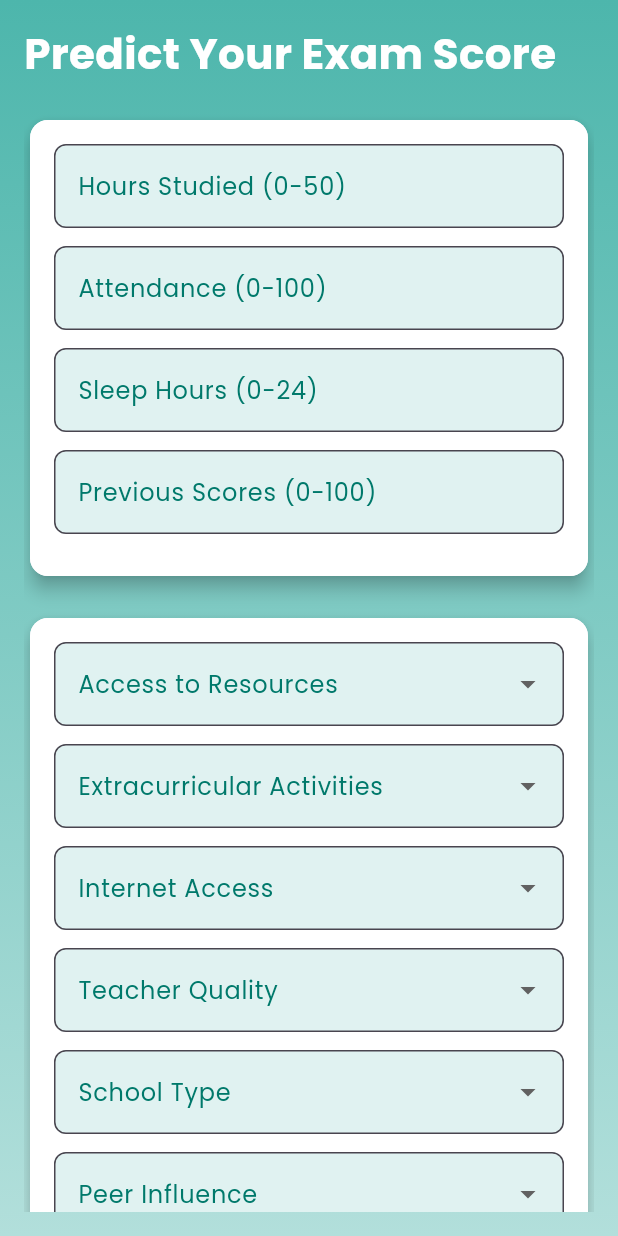
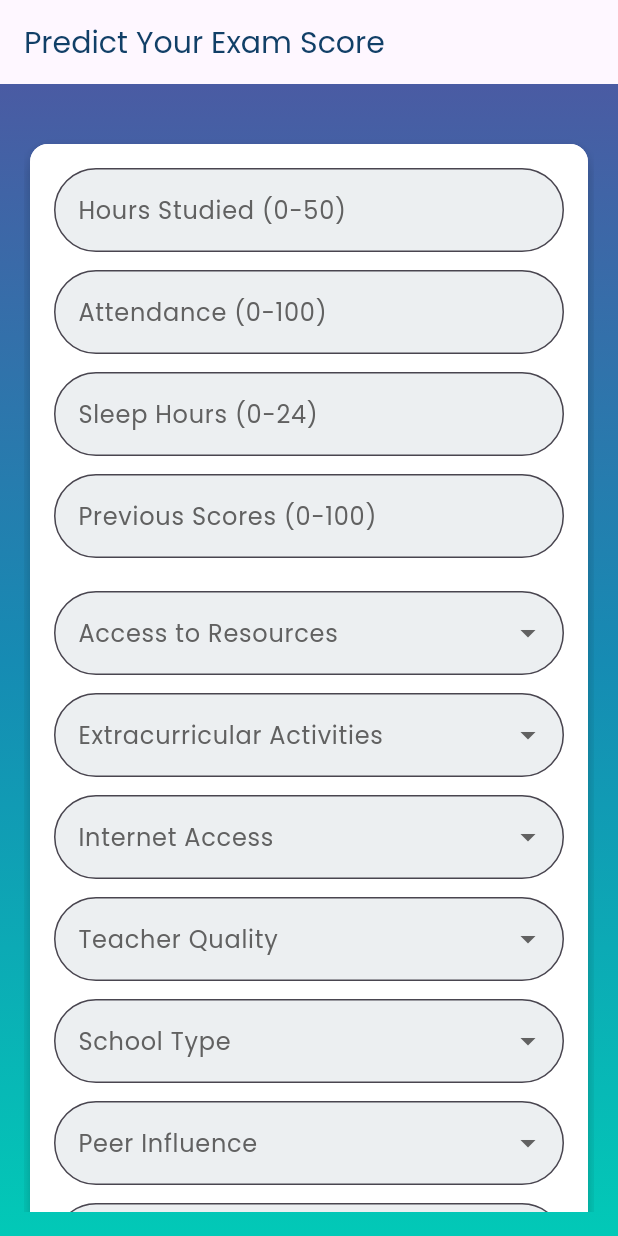
Before and after one commit to dianepretty/linear_regression_model, a Flutter app: the screen it shows after launch, on a phone screen of 412 x 824 dp. Run offline on Flutter 3.47's test engine with Material 3 defaults, Android fonts, the phone set to English and light mode, and no system bars; our stand-ins replace google_fonts.

```diff
--- /dev/null
+++ b/API/requirements.txt
@@ -0,0 +1,5 @@
+fastapi==0.115.0
+uvicorn==0.30.6
+pandas==2.2.2
+joblib==1.4.2
+pydantic==2.9.2
--- a/Frontend/lib/main.dart
+++ b/Frontend/lib/main.dart
@@ -14,12 +14,11 @@ class StudentPredictionApp extends StatelessWidget {
     return MaterialApp(
       title: 'Student Performance Predictor',
       theme: ThemeData(
-        primaryColor: Colors.teal,
-        scaffoldBackgroundColor: Colors.grey[100],
         textTheme: GoogleFonts.poppinsTextTheme(),
         visualDensity: VisualDensity.adaptivePlatformDensity,
       ),
       home: const PredictionForm(),
+      debugShowCheckedModeBanner: false,
     );
   }
 }
@@ -102,7 +101,7 @@ class _PredictionFormState extends State<PredictionForm> with SingleTickerProvid
       setState(() {
         _isLoading = false;
         if (result['success']) {
-          _predictionResult = 'Predicted Exam Score: ${result['predicted_exam_score'].toStringAsFixed(2)}';
+          _predictionResult = 'Predicted Exam Score: ${result['predicted_exam_score'].toStringAsFixed(2)}%';
           _animationController.forward(from: 0.0);
         } else {
           _predictionResult = 'Error: ${result['error']}';
@@ -115,12 +114,26 @@ class _PredictionFormState extends State<PredictionForm> with SingleTickerProvid
   @override
   Widget build(BuildContext context) {
     return Scaffold(
+      appBar: AppBar(
+        title:  Text(
+          'Predict Your Exam Score',
+          style: GoogleFonts.poppins(
+            fontSize: 20,
+            fontWeight: FontWeight.w400,
+            color: Color(0xFF113F67),
+          ),
+        ),
+      ),
       body: Container(
         decoration: BoxDecoration(
           gradient: LinearGradient(
             begin: Alignment.topCenter,
             end: Alignment.bottomCenter,
-            colors: [Colors.teal.shade300, Colors.teal.shade100],
+            colors: [
+              Color(0xFF4A5BA3),
+              Color(0xFF168BB3),
+              Color(0xFF02C9B7),
+            ],
           ),
         ),
         child: SafeArea(
@@ -132,23 +145,14 @@ class _PredictionFormState extends State<PredictionForm> with SingleTickerProvid
                 child: Column(
                   crossAxisAlignment: CrossAxisAlignment.start,
                   children: [
-                    Text(
-                      'Predict Your Exam Score',
-                      style: GoogleFonts.poppins(
-                        fontSize: 28,
-                        fontWeight: FontWeight.bold,
-                        color: Colors.white,
-                      ),
-                    ),
+
                     const SizedBox(height: 20),
                     _buildInputCard([
                       _buildTextField(_hoursStudiedController, 'Hours Studied (0-50)', 'Must be between 0 and 50', 0, 50),
                       _buildTextField(_attendanceController, 'Attendance (0-100)', 'Must be between 0 and 100', 0, 100),
                       _buildTextField(_sleepHoursController, 'Sleep Hours (0-24)', 'Must be between 0 and 24', 0, 24),
                       _buildTextField(_previousScoresController, 'Previous Scores (0-100)', 'Must be between 0 and 100', 0, 100),
-                    ]),
-                    const SizedBox(height: 20),
-                    _buildInputCard([
+                      const SizedBox(height: 10),
                       _buildDropdown('Access to Resources', _accessToResources, _dropdownOptions['Access_to_Resources']!, (value) => _accessToResources = value),
                       _buildDropdown('Extracurricular Activities', _extracurricularActivities, _dropdownOptions['Extracurricular_Activities']!, (value) => _extracurricularActivities = value),
                       _buildDropdown('Internet Access', _internetAccess, _dropdownOptions['Internet_Access']!, (value) => _internetAccess = value),
@@ -165,8 +169,8 @@ class _PredictionFormState extends State<PredictionForm> with SingleTickerProvid
                         child: ElevatedButton(
                           onPressed: _isLoading ? null : _submitForm,
                           style: ElevatedButton.styleFrom(
-                            padding: const EdgeInsets.symmetric(horizontal: 40, vertical: 15),
-                            backgroundColor: Colors.teal.shade700,
+                            padding: const EdgeInsets.symmetric(horizontal: 100, vertical: 15),
+                            backgroundColor: Colors.white,
                             foregroundColor: Colors.white,
                             shape: RoundedRectangleBorder(borderRadius: BorderRadius.circular(30)),
                             elevation: 5,
@@ -175,7 +179,7 @@ class _PredictionFormState extends State<PredictionForm> with SingleTickerProvid
                               ? const CircularProgressIndicator(color: Colors.white)
                               : Text(
                             'Predict Score',
-                            style: GoogleFonts.poppins(fontSize: 18, fontWeight: FontWeight.w600),
+                            style: GoogleFonts.poppins(fontSize: 18, color: Color(0xFF4A5BA3), fontWeight: FontWeight.w600),
                           ),
                         ),
                       ),
@@ -187,7 +191,7 @@ class _PredictionFormState extends State<PredictionForm> with SingleTickerProvid
                         child: Container(
                           padding: const EdgeInsets.all(16),
                           decoration: BoxDecoration(
-                            color: _predictionResult.startsWith('Error') ? Colors.red.shade100 : Colors.green.shade100,
+                            color: _predictionResult.startsWith('Error') ? Colors.red.shade100 : Colors.white,
                             borderRadius: BorderRadius.circular(12),
                             boxShadow: [
                               BoxShadow(
@@ -198,6 +202,7 @@ class _PredictionFormState extends State<PredictionForm> with SingleTickerProvid
                             ],
                           ),
                           child: Text(
+
                             _predictionResult.isEmpty ? 'Enter details to see your prediction' : _predictionResult,
                             style: GoogleFonts.poppins(
                               fontSize: 16,
@@ -241,10 +246,10 @@ class _PredictionFormState extends State<PredictionForm> with SingleTickerProvid
         controller: controller,
         decoration: InputDecoration(
           labelText: label,
-          labelStyle: GoogleFonts.poppins(color: Colors.teal.shade700),
-          border: OutlineInputBorder(borderRadius: BorderRadius.circular(8)),
+          labelStyle: GoogleFonts.poppins(color: Colors.grey.shade700),
+          border: OutlineInputBorder(borderRadius: BorderRadius.circular(100)),
           filled: true,
-          fillColor: Colors.teal.shade50,
+          fillColor: Colors.blueGrey.shade50,
         ),
         keyboardType: TextInputType.number,
         validator: (value) {
@@ -263,10 +268,10 @@ class _PredictionFormState extends State<PredictionForm> with SingleTickerProvid
       child: DropdownButtonFormField<String>(
         decoration: InputDecoration(
           labelText: label,
-          labelStyle: GoogleFonts.poppins(color: Colors.teal.shade700),
-          border: OutlineInputBorder(borderRadius: BorderRadius.circular(8)),
+          labelStyle: GoogleFonts.poppins(color: Colors.grey.shade700),
+          border: OutlineInputBorder(borderRadius: BorderRadius.circular(100)),
           filled: true,
-          fillColor: Colors.teal.shade50,
+          fillColor: Colors.blueGrey.shade50,
         ),
         value: value,
         items: items.map((option) => DropdownMenuItem(value: option, child: Text(option))).toList(),
```
Also changed, not shown: 2 other files.
